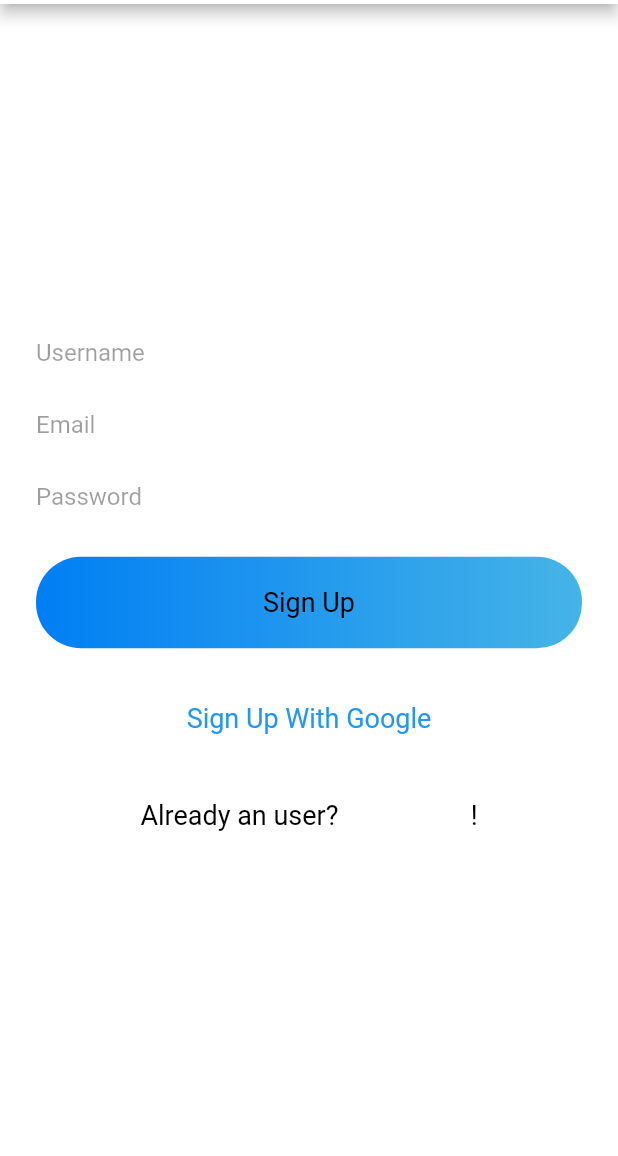
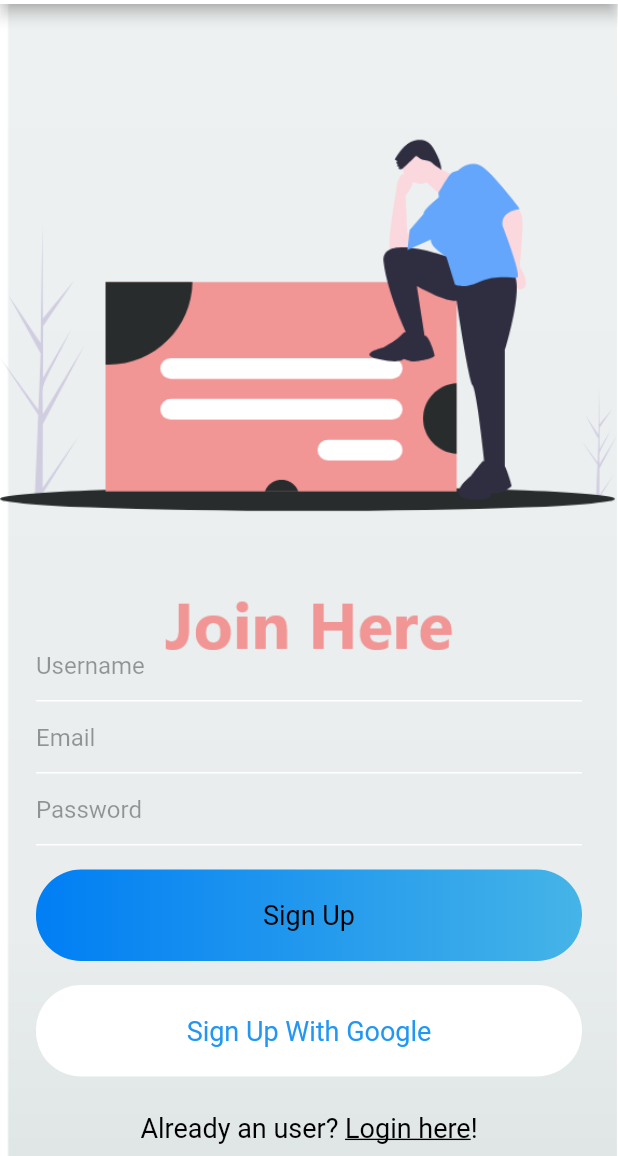
Before and after one commit to AmTeja/SchattyApp, a Flutter app: the ChatRoom screen opened directly, after a tap on the "exit to app" icon, after a tap on "Sign In", after a tap on "Join us now!", on a phone screen of 412 x 824 dp, the part 80-1236 px from its top. Run offline on Flutter 3.47's test engine with Material 2 defaults, Android fonts, the phone set to English and light mode, and no system bars; our stand-ins replace cloud_firestore, firebase_auth, firebase_messaging, shared_preferences; accounts and stored records are empty.

Commit message:
Commit-12/05/2020 Look in changelog.

```diff
--- a/lib/helper/helperfunctions.dart
+++ b/lib/helper/helperfunctions.dart
@@ -1,42 +1,44 @@
 import 'package:shared_preferences/shared_preferences.dart';
 
 class HelperFunctions {
-  static String sharedPreferenceUserLoggedInKey = "ISLOGGEDIN";
-  static String sharedPreferenceUserNameKey = "USERNAMEKEY";
-  static String sharedPreferenceUserEmailKey = "USEREMAILKEY";
+
+  static String sharedPreferenceUserLoggedInKey = "LOGGEDIN";
+  static String sharedPreferenceUserNameKey = "KEYUSERNAME";
+  static String sharedPreferenceUserEmailKey = "KEYUSEREMAIL";
 
   //Saving data to SharedPreference
 
   static Future<void> saveUserLoggedInSharedPreference(
       bool isUserLoggedIn) async {
-    SharedPreferences prefs = await SharedPreferences.getInstance();
-    return await prefs.setBool(sharedPreferenceUserLoggedInKey, isUserLoggedIn);
+    final SharedPreferences prefers = await SharedPreferences.getInstance();
+    return await prefers.setBool(
+        sharedPreferenceUserLoggedInKey, isUserLoggedIn);
   }
 
   static Future<void> saveUserNameSharedPreference(String userName) async {
-    SharedPreferences prefs = await SharedPreferences.getInstance();
-    return await prefs.setString(sharedPreferenceUserNameKey, userName);
+    final SharedPreferences prefers = await SharedPreferences.getInstance();
+    return await prefers.setString(sharedPreferenceUserNameKey, userName);
   }
 
   static Future<void> saveUserEmailSharedPreference(String userEmail) async {
-    SharedPreferences prefs = await SharedPreferences.getInstance();
-    return await prefs.setString(sharedPreferenceUserEmailKey, userEmail);
+    final SharedPreferences prefers = await SharedPreferences.getInstance();
+    return await prefers.setString(sharedPreferenceUserEmailKey, userEmail);
   }
 
   //Getting data from Shared Preference
 
   static Future<bool> getUserLoggedInSharedPreference() async {
-    SharedPreferences prefs = await SharedPreferences.getInstance();
-    return prefs.getBool(sharedPreferenceUserLoggedInKey);
+    final SharedPreferences prefers = await SharedPreferences.getInstance();
+    return prefers.getBool(sharedPreferenceUserLoggedInKey);
   }
 
   static Future<String> getUserNameSharedPreference() async {
-    SharedPreferences prefs = await SharedPreferences.getInstance();
-    return prefs.getString(sharedPreferenceUserNameKey);
+    SharedPreferences prefers = await SharedPreferences.getInstance();
+    return prefers.getString(sharedPreferenceUserNameKey);
   }
 
   static Future<String> getUserEmailSharedPreference() async {
-    SharedPreferences prefs = await SharedPreferences.getInstance();
-    return prefs.getString(sharedPreferenceUserEmailKey);
+    SharedPreferences prefers = await SharedPreferences.getInstance();
+    return prefers.getString(sharedPreferenceUserEmailKey);
   }
 }
--- a/lib/services/database.dart
+++ b/lib/services/database.dart
@@ -41,14 +41,14 @@ class DatabaseMethods {
   }
 
   getMessage(String chatRoomID) async {
-    return await Firestore.instance.collection("ChatRoom")
+    return Firestore.instance.collection("ChatRoom")
         .document(chatRoomID).collection("chats").orderBy(
         "time", descending: false).snapshots();
   }
 
   getChatRooms(String userName) async
   {
-    return await Firestore.instance.collection("ChatRoom")
+    return Firestore.instance.collection("ChatRoom")
         .where("users", arrayContains: userName).snapshots();
   }
 }
--- a/lib/views/chatsroom.dart
+++ b/lib/views/chatsroom.dart
@@ -59,6 +59,7 @@ class _ChatRoomState extends State<ChatRoom> {
   @override
   Widget build(BuildContext context) {
     return Scaffold(
+      backgroundColor: Color(0xfff0f2f2),
       appBar: AppBar(
         title: Image.asset("assets/images/logo999.png", height: 50,),
         actions: [
@@ -66,6 +67,8 @@ class _ChatRoomState extends State<ChatRoom> {
             onTap: () {
               authMethods.signOut();
               HelperFunctions.saveUserLoggedInSharedPreference(false);
+              print(
+                  HelperFunctions.getUserLoggedInSharedPreference().toString());
               Navigator.pushReplacement(context, MaterialPageRoute(
                   builder: (context) => Authenticate()
               ));
@@ -101,7 +104,7 @@ class ChatRoomTile extends StatelessWidget {
     return GestureDetector(
       onTap: () {
         Navigator.push(context, MaterialPageRoute(
-            builder: (context) => ChatInstance(chatRoomId)
+            builder: (context) => ChatInstance(chatRoomId, userName)
         ));
       },
       child: Container(
--- a/lib/views/signup.dart
+++ b/lib/views/signup.dart
@@ -1,5 +1,6 @@
 import 'package:flutter/cupertino.dart';
 import 'package:flutter/material.dart';
+import 'package:schatty/helper/constants.dart';
 import 'package:schatty/helper/helperfunctions.dart';
 import 'package:schatty/services/auth.dart';
 import 'package:schatty/services/database.dart';
@@ -22,6 +23,7 @@ class _SignUpState extends State<SignUp> {
 
   AuthMethods authMethods = new AuthMethods();
   DatabaseMethods databaseMethods = new DatabaseMethods();
+  Constants constants = new Constants();
 
   final formKey = GlobalKey<FormState>();
 
@@ -31,6 +33,7 @@ class _SignUpState extends State<SignUp> {
 
   signUP()
   {
+    print("SignUP Called");
     if(formKey.currentState.validate()){
       Map<String, String> userInfoMap = {
         "username": userNameTEC.text,
@@ -39,7 +42,7 @@ class _SignUpState extends State<SignUp> {
 
       HelperFunctions.saveUserEmailSharedPreference(emailTEC.text);
       HelperFunctions.saveUserNameSharedPreference(userNameTEC.text);
-
+      print("saved");
       setState(() {
         isLoading = true;
       });
@@ -48,8 +51,12 @@ class _SignUpState extends State<SignUp> {
           .then((val) {
         // print("$val");
 
+
         databaseMethods.uploadUserInfo(userInfoMap);
         HelperFunctions.saveUserLoggedInSharedPreference(true);
+        print("Saved");
+        constants.setFirstTime(false);
+        print(constants.getFirstTime());
         Navigator.pushReplacement(context, MaterialPageRoute(
             builder: (context) => ChatRoom(
 
@@ -68,8 +75,19 @@ class _SignUpState extends State<SignUp> {
           child: CircularProgressIndicator(
           ),
         ),
-      ) : Container(
-        alignment: Alignment.center,
+      ) : SafeArea(
+        bottom: true,
+        left: true,
+        child: Container(
+          decoration: BoxDecoration(
+            image: DecorationImage(
+              image: ExactAssetImage("assets/images/registerbg.png"),
+              fit: BoxFit.cover,
+            ),
+          ),
+          alignment: Alignment.bottomCenter,
+          child: Container(
+            alignment: Alignment.bottomCenter,
             child: Container(
               padding: EdgeInsets.symmetric(horizontal: 24),
               child: Column(
@@ -78,19 +96,25 @@ class _SignUpState extends State<SignUp> {
                   Form(
                     key: formKey,
                     child: Column(
-                  children:[
+                      children: [
                         TextFormField(
-                      validator: (val){
-                        return val.isEmpty || (val.length < 5 || val.length > 17) ? "Please enter a valid user name (Length between 5 and 18)" : null;
+                          validator: (val) {
+                            return val.isEmpty ||
+                                (val.length < 5 || val.length > 17)
+                                ? "Please enter a valid user name (Length between 5 and 18)"
+                                : null;
                           },
                           controller: userNameTEC,
                           style: simpleTextStyle(),
                           decoration: textFieldInputDecoration("Username"),
                         ),
                         TextFormField(
-                      validator: (val)
-                        {
-                          return RegExp(r"^[a-zA-Z0-9.a-zA-Z0-9.!#$%&'*+-/=?^_`{|}~]+@[a-zA-Z0-9]+\.[a-zA-Z]+").hasMatch(val) ? null : "Please enter a valid e-mail ID.";
+                            validator: (val) {
+                              return RegExp(
+                                  r"^[a-zA-Z0-9.a-zA-Z0-9.!#$%&'*+-/=?^_`{|}~]+@[a-zA-Z0-9]+\.[a-zA-Z]+")
+                                  .hasMatch(val)
+                                  ? null
+                                  : "Please enter a valid e-mail ID.";
                             },
                             controller: emailTEC,
                             style: simpleTextStyle(),
@@ -98,8 +122,10 @@ class _SignUpState extends State<SignUp> {
                         ),
                         TextFormField(
                             obscureText: true,
-                      validator: (val){
-                        return val.length > 6 ? null : "Please use a password with more than 6 characters.";
+                            validator: (val) {
+                              return val.length > 6
+                                  ? null
+                                  : "Please use a password with more than 6 characters.";
                             },
                             controller: passwordTEC,
                             style: simpleTextStyle(),
@@ -111,12 +137,15 @@ class _SignUpState extends State<SignUp> {
                   SizedBox(height: 8,),
                   SizedBox(height: 8,),
                   GestureDetector(
-                onTap: (){
+                    onTap: () {
                       signUP();
                     },
                     child: Container(
                       alignment: Alignment.center,
-                  width: MediaQuery.of(context).size.width,
+                      width: MediaQuery
+                          .of(context)
+                          .size
+                          .width,
                       padding: EdgeInsets.symmetric(vertical: 20),
                       decoration: BoxDecoration(
                           gradient: LinearGradient(
@@ -133,13 +162,16 @@ class _SignUpState extends State<SignUp> {
                   SizedBox(height: 16,),
                   Container(
                     alignment: Alignment.center,
-                width: MediaQuery.of(context).size.width,
+                    width: MediaQuery
+                        .of(context)
+                        .size
+                        .width,
                     padding: EdgeInsets.symmetric(vertical: 20),
                     decoration: BoxDecoration(
                         color: Colors.white,
                         borderRadius: BorderRadius.circular(30)
                     ),
-                child: Text('Sign Up With Google',style: TextStyle(
+                    child: Text('Sign Up With Google', style: TextStyle(
                       color: Colors.blue,
                       fontSize: 18,
                     ),),
@@ -156,7 +188,7 @@ class _SignUpState extends State<SignUp> {
                         child: Container(
                           padding: EdgeInsets.symmetric(vertical: 8),
                           child: Text("Login here", style: TextStyle(
-                          color: Colors.white,
+                              color: Colors.black,
                               fontSize: 18,
                               decoration: TextDecoration.underline
                           ),),
@@ -169,6 +201,8 @@ class _SignUpState extends State<SignUp> {
               ),
             ),
           ),
+        ),
+      ),
     );
   }
 }
--- a/pubspec.yaml
+++ b/pubspec.yaml
@@ -31,6 +31,7 @@ dependencies:
   firebase_auth: ^0.16.0
   cloud_firestore: ^0.13.5
   shared_preferences: ^0.5.7+1
+  firebase_messaging: ^6.0.15
 
 
 dev_dependencies:
@@ -50,8 +51,7 @@ flutter:
 
   # To add assets to your application, add an assets section, like this:
   assets:
-    - assets/images/logo999.png
-    - assets/images/loginbg.png
+    - assets/images/
 
   # An image asset can refer to one or more resolution-specific "variants", see
   # https://flutter.dev/assets-and-images/#resolution-aware.
```
Also changed, not shown: lib/helper/constants.dart (+10 -0 lines), lib/model/message.dart (added, +12 -0 lines), lib/views/chatinstance.dart (+26 -11 lines), lib/views/search.dart (+9 -8 lines), lib/widgets/messaging_widget.dart (added, +45 -0 lines), assets/images/login.png (added), assets/images/logo.png, assets/images/logo3.png, assets/images/logo4.png, assets/images/logo_main.png (added), assets/images/logomain2.png (added), assets/images/registerbg.png (added), pubspec.lock, 8 other files. Lines whose indentation alone changed are shown as unchanged.
